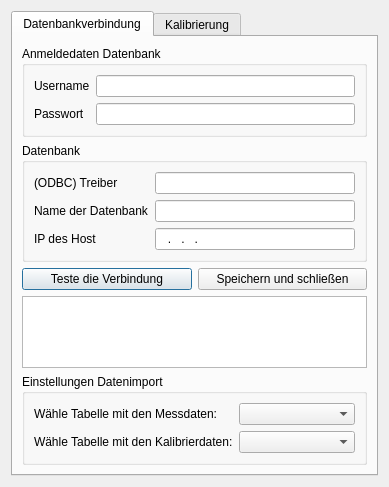
First picture: the form in kleiner-brauhelfer/dialogs/dlgispindeleinstellung.ui, repository kleiner-brauhelfer/kleiner-brauhelfer-2, before the edit.
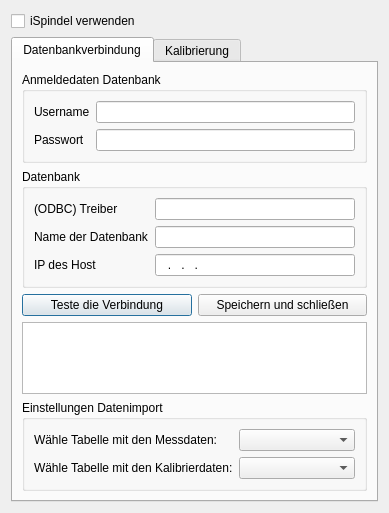
Second picture: the form after the edit.

The edit to the form file:
```diff
--- a/kleiner-brauhelfer/dialogs/dlgispindeleinstellung.ui
+++ b/kleiner-brauhelfer/dialogs/dlgispindeleinstellung.ui
@@ -7,7 +7,7 @@
     <x>0</x>
     <y>0</y>
     <width>351</width>
-    <height>454</height>
+    <height>477</height>
    </rect>
   </property>
   <property name="sizePolicy">
@@ -20,6 +20,13 @@
    <string>Einstellungen iSpindel</string>
   </property>
   <layout class="QVBoxLayout" name="verticalLayout_3">
+   <item>
+    <widget class="QCheckBox" name="checkBoxIspindelVerwendung">
+     <property name="text">
+      <string>iSpindel verwenden</string>
+     </property>
+    </widget>
+   </item>
    <item>
     <widget class="QTabWidget" name="tabWidget">
      <property name="enabled">
```
